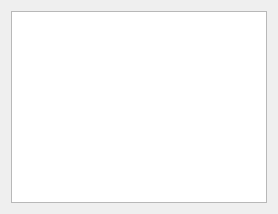
Qt form longmanApp/src/appGUI/lmlayerlist.ui (QtLab/lmApp) before a commit.
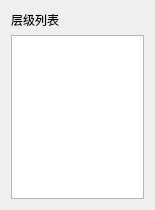
The same form after that commit.

What changed in the file:
```diff
--- a/longmanApp/src/appGUI/lmlayerlist.ui
+++ b/longmanApp/src/appGUI/lmlayerlist.ui
@@ -2,11 +2,26 @@
 <ui version="4.0">
  <class>lmLayerList</class>
  <widget class="QWidget" name="lmLayerList">
+  <property name="geometry">
+   <rect>
+    <x>0</x>
+    <y>0</y>
+    <width>155</width>
+    <height>210</height>
+   </rect>
+  </property>
   <property name="windowTitle">
    <string>Form</string>
   </property>
-  <layout class="QGridLayout" name="gridLayout">
-   <item row="0" column="0">
+  <layout class="QVBoxLayout" name="verticalLayout">
+   <item>
+    <widget class="QLabel" name="label">
+     <property name="text">
+      <string>层级列表</string>
+     </property>
+    </widget>
+   </item>
+   <item>
     <widget class="QListWidget" name="listWidget"/>
    </item>
   </layout>
```
